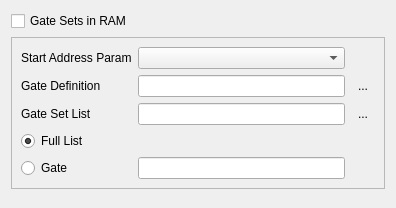
MonroeQuantumNetworks/IonControl, file ui/GateSet.ui: the form before one commit.
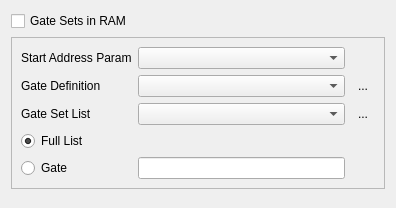
The form after the commit. Icons and pictures are not drawn.

Commit message: make GateSet reload previous files

The edit to the form file:
```diff
--- a/ui/GateSet.ui
+++ b/ui/GateSet.ui
@@ -78,9 +78,6 @@
         </property>
        </widget>
       </item>
-      <item row="1" column="1">
-       <widget class="QLineEdit" name="GateDefinitionEdit"/>
-      </item>
       <item row="4" column="1">
        <widget class="QLineEdit" name="GateEdit"/>
       </item>
@@ -91,13 +88,6 @@
         </property>
        </widget>
       </item>
-      <item row="2" column="1">
-       <widget class="QLineEdit" name="GateSetEdit">
-        <property name="enabled">
-         <bool>true</bool>
-        </property>
-       </widget>
-      </item>
       <item row="2" column="0">
        <widget class="QLabel" name="label_2">
         <property name="text">
@@ -122,6 +112,12 @@
         </property>
        </widget>
       </item>
+      <item row="1" column="1">
+       <widget class="QComboBox" name="GateDefinitionBox"/>
+      </item>
+      <item row="2" column="1">
+       <widget class="QComboBox" name="GateSetBox"/>
+      </item>
      </layout>
     </widget>
    </item>
```
The commit also changes 1 other file.
